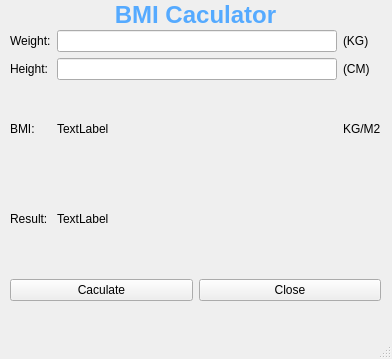
The window that MLBA/QTDesigner/13. LearnQPushButton/MainWindow.ui (ThanhVo15/UEL-Course) describes before a commit, drawn with Qt 5.
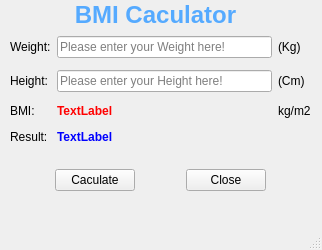
The same window after the commit. Icons and pictures are not drawn.

Patch:
```diff
--- a/MLBA/QTDesigner/13. LearnQPushButton/MainWindow.ui
+++ b/MLBA/QTDesigner/13. LearnQPushButton/MainWindow.ui
@@ -6,8 +6,8 @@
    <rect>
     <x>0</x>
     <y>0</y>
-    <width>392</width>
-    <height>359</height>
+    <width>322</width>
+    <height>250</height>
    </rect>
   </property>
   <property name="windowTitle">
@@ -17,7 +17,7 @@
    <widget class="QLabel" name="label">
     <property name="geometry">
      <rect>
-      <x>80</x>
+      <x>40</x>
       <y>0</y>
       <width>231</width>
       <height>31</height>
@@ -32,15 +32,15 @@
      <rect>
       <x>10</x>
       <y>30</y>
-      <width>371</width>
-      <height>231</height>
+      <width>301</width>
+      <height>121</height>
      </rect>
     </property>
     <layout class="QGridLayout" name="gridLayout">
      <item row="2" column="2">
       <widget class="QLabel" name="label_7">
        <property name="text">
-        <string>KG/M2</string>
+        <string>kg/m2</string>
        </property>
       </widget>
      </item>
@@ -59,7 +59,14 @@
       </widget>
      </item>
      <item row="0" column="1">
-      <widget class="QLineEdit" name="lineEdit"/>
+      <widget class="QLineEdit" name="lineEdit">
+       <property name="placeholderText">
+        <string>Please enter your Weight here!</string>
+       </property>
+       <property name="clearButtonEnabled">
+        <bool>true</bool>
+       </property>
+      </widget>
      </item>
      <item row="1" column="0">
       <widget class="QLabel" name="label_4">
@@ -69,19 +76,26 @@
       </widget>
      </item>
      <item row="1" column="1">
-      <widget class="QLineEdit" name="lineEdit_2"/>
+      <widget class="QLineEdit" name="lineEdit_2">
+       <property name="placeholderText">
+        <string>Please enter your Height here!</string>
+       </property>
+       <property name="clearButtonEnabled">
+        <bool>true</bool>
+       </property>
+      </widget>
      </item>
      <item row="1" column="2">
       <widget class="QLabel" name="label_5">
        <property name="text">
-        <string>(CM)</string>
+        <string>(Cm)</string>
        </property>
       </widget>
      </item>
      <item row="0" column="2">
       <widget class="QLabel" name="label_3">
        <property name="text">
-        <string>(KG)</string>
+        <string>(Kg)</string>
        </property>
       </widget>
      </item>
@@ -94,15 +108,27 @@
      </item>
      <item row="2" column="1">
       <widget class="QLabel" name="label_9">
+       <property name="sizePolicy">
+        <sizepolicy hsizetype="Preferred" vsizetype="Fixed">
+         <horstretch>0</horstretch>
+         <verstretch>0</verstretch>
+        </sizepolicy>
+       </property>
        <property name="text">
-        <string>TextLabel</string>
+        <string>&lt;html&gt;&lt;head/&gt;&lt;body&gt;&lt;p&gt;&lt;span style=&quot; font-weight:600; color:#ff0000;&quot;&gt;TextLabel&lt;/span&gt;&lt;/p&gt;&lt;/body&gt;&lt;/html&gt;</string>
        </property>
       </widget>
      </item>
      <item row="3" column="1" colspan="2">
       <widget class="QLabel" name="label_10">
+       <property name="sizePolicy">
+        <sizepolicy hsizetype="Preferred" vsizetype="Fixed">
+         <horstretch>0</horstretch>
+         <verstretch>0</verstretch>
+        </sizepolicy>
+       </property>
        <property name="text">
-        <string>TextLabel</string>
+        <string>&lt;html&gt;&lt;head/&gt;&lt;body&gt;&lt;p&gt;&lt;span style=&quot; font-weight:600; color:#0000ff;&quot;&gt;TextLabel&lt;/span&gt;&lt;/p&gt;&lt;/body&gt;&lt;/html&gt;</string>
        </property>
       </widget>
      </item>
@@ -112,14 +138,20 @@
     <property name="geometry">
      <rect>
       <x>10</x>
-      <y>270</y>
-      <width>371</width>
+      <y>160</y>
+      <width>301</width>
       <height>41</height>
      </rect>
     </property>
     <layout class="QHBoxLayout" name="horizontalLayout">
      <item>
       <widget class="QPushButton" name="CaculatepushButton">
+       <property name="sizePolicy">
+        <sizepolicy hsizetype="Fixed" vsizetype="Fixed">
+         <horstretch>0</horstretch>
+         <verstretch>0</verstretch>
+        </sizepolicy>
+       </property>
        <property name="text">
         <string>Caculate</string>
        </property>
@@ -131,6 +163,12 @@
      </item>
      <item>
       <widget class="QPushButton" name="ClosepushButton">
+       <property name="sizePolicy">
+        <sizepolicy hsizetype="Fixed" vsizetype="Fixed">
+         <horstretch>0</horstretch>
+         <verstretch>0</verstretch>
+        </sizepolicy>
+       </property>
        <property name="text">
         <string>Close</string>
        </property>
```
Left out of the diff: 21 changed lines with no effect on the pictures.
